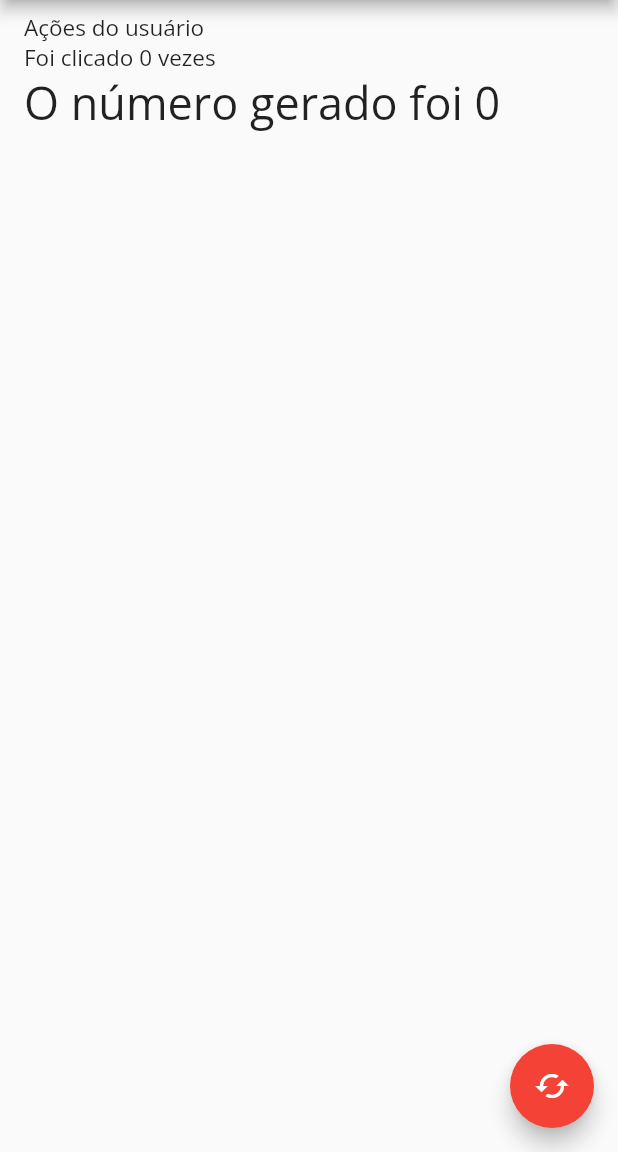
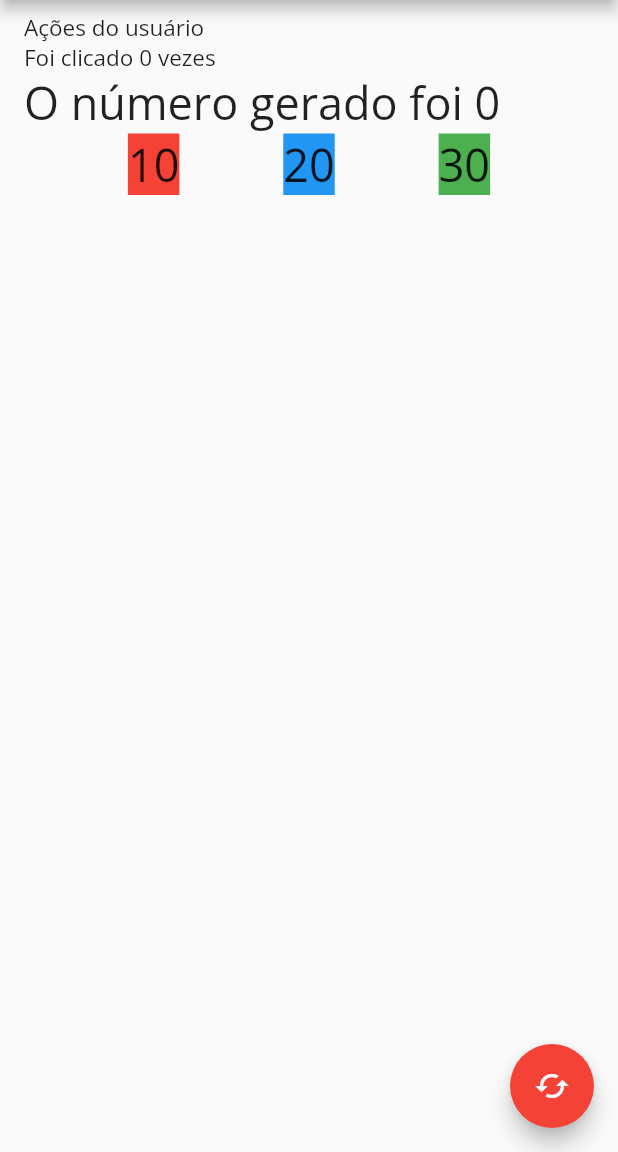
Before and after one commit to julianasalafia/BootcampSantander, a Flutter app: the screen it shows after launch, on a phone screen of 412 x 824 dp, the part 84-1236 px from its top. Run offline on Flutter 3.47's test engine with Material 2 defaults, Android fonts, the phone set to English and light mode, and no system bars; our stand-ins replace font_awesome_flutter, google_fonts.

Commit message:
feat: apresentando row

```diff
--- a/2_modulo/trilhaapp/lib/pages/home_page.dart
+++ b/2_modulo/trilhaapp/lib/pages/home_page.dart
@@ -41,6 +41,32 @@ class _HomePageState extends State<HomePage> {
               'O número gerado foi $numeroGerado',
               style: const TextStyle(fontSize: 30),
             ),
+            Row(
+              mainAxisAlignment: MainAxisAlignment.spaceEvenly,
+              children: [
+                Container(
+                  color: Colors.red,
+                  child: Text(
+                    '10',
+                    style: const TextStyle(fontSize: 30),
+                  ),
+                ),
+                Container(
+                  color: Colors.blue,
+                  child: Text(
+                    '20',
+                    style: const TextStyle(fontSize: 30),
+                  ),
+                ),
+                Container(
+                  color: Colors.green,
+                  child: Text(
+                    '30',
+                    style: const TextStyle(fontSize: 30),
+                  ),
+                ),
+              ],
+            ),
           ],
         ),
       ),
```
